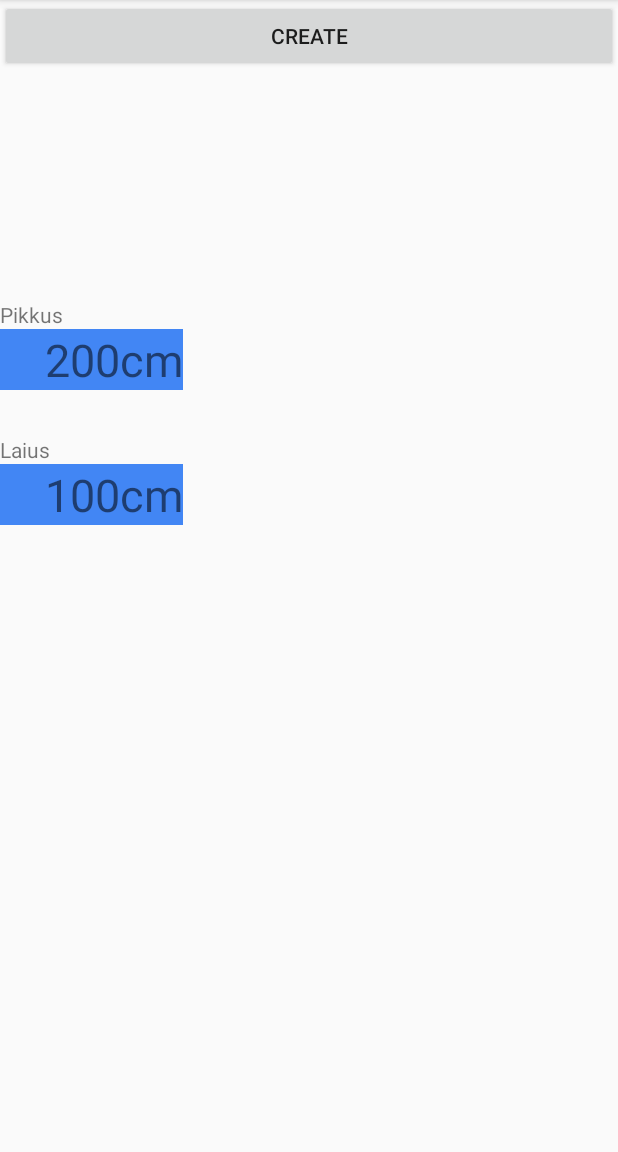
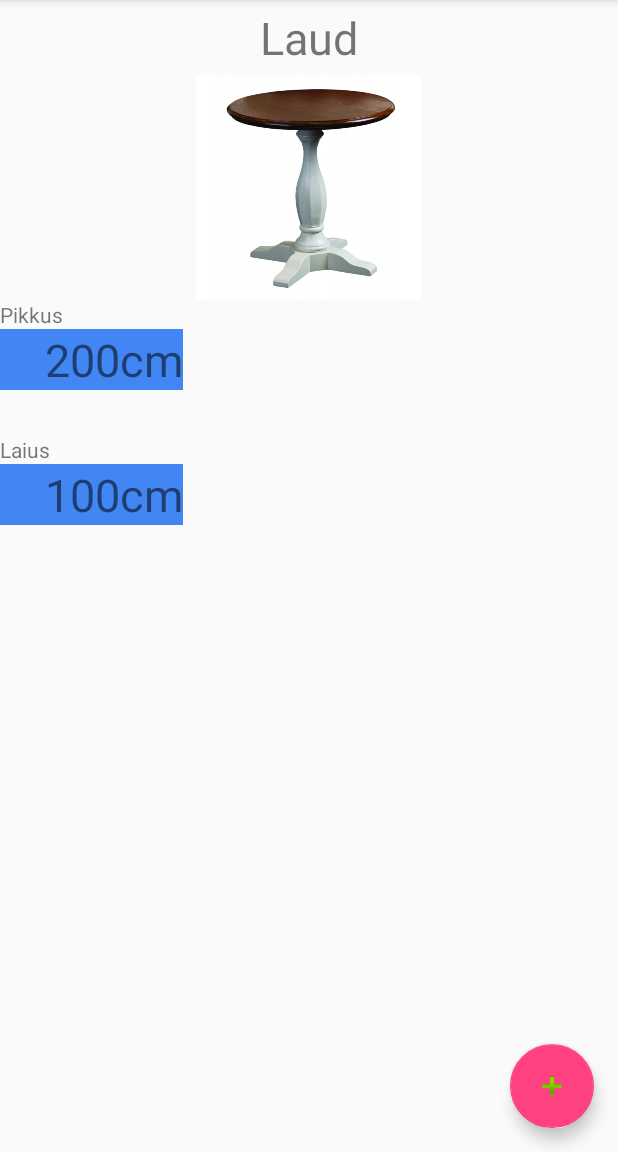
Before and after one commit to Kmarten/Andmeprojekt2, an Android app: the CreateData screen opened directly, with no data from a screen before it, on a phone screen of 412 x 824 dp, the part 84-1236 px from its top. Run offline under Robolectric (Android 15) with nearby library versions, the phone set to English and light mode, and no system bars.

Commit message:
Nupp objektide lisamiseks ja algeline objektide lisamine, snakbar teavitus, Issues: Ekraani pööramisel kaovad objektid ära, id-ga v6ib jama olla

```diff
--- a/app/src/main/java/com/example/kasutaja/andmeprojekt/CreateData.java
+++ b/app/src/main/java/com/example/kasutaja/andmeprojekt/CreateData.java
@@ -1,11 +1,10 @@
 package com.example.kasutaja.andmeprojekt;
 
-import android.app.Application;
 import android.content.Intent;
 import android.os.Bundle;
+import android.support.design.widget.FloatingActionButton;
 import android.support.v7.app.AppCompatActivity;
 import android.view.View;
-import android.widget.Button;
 
 /**
  * Created by Ahto on 28.12.2017.
@@ -22,7 +21,7 @@ public class CreateData extends AppCompatActivity {
 
         arv = getIntent().getIntExtra("arv", 0);
 
-        Button create = (Button) findViewById(R.id.bCreate);
+        FloatingActionButton create = (FloatingActionButton) findViewById(R.id.bCreate);
 
         create.setOnClickListener(new View.OnClickListener() {
             @Override
--- a/app/src/main/res/layout/fragment_data.xml
+++ b/app/src/main/res/layout/fragment_data.xml
@@ -35,8 +35,9 @@
                 android:layout_gravity="center"
 
                 android:contentDescription="@string/ObjectImg"
-                android:gravity="center"/>
-               // android:src="@drawable/laud" />
+                android:gravity="center"
+                android:src="@drawable/laud" />
+
 
             <TextView
                 android:layout_width="match_parent"
@@ -69,11 +70,25 @@
         </LinearLayout>
     </ScrollView>
 
-    <Button
+    <android.support.design.widget.FloatingActionButton
         android:id="@+id/bCreate"
-        android:layout_width="match_parent"
-        android:layout_height="wrap_content"
-        android:text="Create" />
+        android:layout_width="56dp"
+        android:layout_height="56dp"
+        android:layout_marginBottom="16dp"
+        android:layout_marginEnd="16dp"
+        android:clickable="true"
+        android:focusable="true"
+        android:layout_gravity="bottom|end"
+        android:src="@android:drawable/ic_input_add"
+        app:layout_constraintBottom_toBottomOf="parent"
+        app:fabSize="auto"
+        app:layout_constraintEnd_toEndOf="parent" />
+    <!--<android.support.design.widget.FloatingActionButton
+        android:id="@+id/bCreate"
+        android:layout_width="56dp"
+        android:layout_height="56dp"
+        android:layout_gravity="bottom|end"
+        android:text="Create" />-->
 
 
 </android.support.design.widget.CoordinatorLayout>
```
Also changed, not shown: app/src/main/res/drawable/laud.jpg (added).
